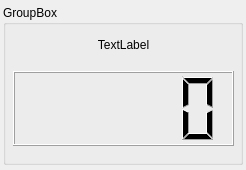
Ghettovich/bsf, file src/ui/forms/weightsensorform.ui: the form before one commit.
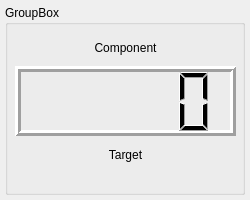
The form after the commit.

Patch:
```diff
--- a/src/ui/forms/weightsensorform.ui
+++ b/src/ui/forms/weightsensorform.ui
@@ -6,14 +6,14 @@
    <rect>
     <x>0</x>
     <y>0</y>
-    <width>246</width>
-    <height>170</height>
+    <width>250</width>
+    <height>200</height>
    </rect>
   </property>
   <property name="minimumSize">
    <size>
-    <width>246</width>
-    <height>170</height>
+    <width>250</width>
+    <height>200</height>
    </size>
   </property>
   <property name="windowTitle">
@@ -22,28 +22,31 @@
   <widget class="QGroupBox" name="groupBox">
    <property name="geometry">
     <rect>
-     <x>3</x>
+     <x>5</x>
      <y>5</y>
      <width>240</width>
-     <height>160</height>
+     <height>190</height>
     </rect>
    </property>
    <property name="minimumSize">
     <size>
      <width>240</width>
-     <height>160</height>
+     <height>190</height>
     </size>
    </property>
    <property name="title">
     <string>GroupBox</string>
    </property>
+   <property name="flat">
+    <bool>false</bool>
+   </property>
    <widget class="QWidget" name="formLayoutWidget">
     <property name="geometry">
      <rect>
       <x>10</x>
-      <y>20</y>
+      <y>30</y>
       <width>221</width>
-      <height>131</height>
+      <height>143</height>
      </rect>
     </property>
     <layout class="QFormLayout" name="formLayout">
@@ -58,11 +61,11 @@
        <property name="minimumSize">
         <size>
          <width>0</width>
-         <height>40</height>
+         <height>25</height>
         </size>
        </property>
        <property name="text">
-        <string>TextLabel</string>
+        <string>Component</string>
        </property>
        <property name="alignment">
         <set>Qt::AlignCenter</set>
@@ -74,8 +77,27 @@
        <property name="minimumSize">
         <size>
          <width>0</width>
-         <height>75</height>
+         <height>70</height>
         </size>
+       </property>
+       <property name="lineWidth">
+        <number>3</number>
+       </property>
+      </widget>
+     </item>
+     <item row="2" column="0" colspan="2">
+      <widget class="QLabel" name="labelTarget">
+       <property name="minimumSize">
+        <size>
+         <width>0</width>
+         <height>25</height>
+        </size>
+       </property>
+       <property name="text">
+        <string>Target</string>
+       </property>
+       <property name="alignment">
+        <set>Qt::AlignCenter</set>
        </property>
       </widget>
      </item>
```
Left out of the diff: 2 changed lines with no effect on the pictures.
